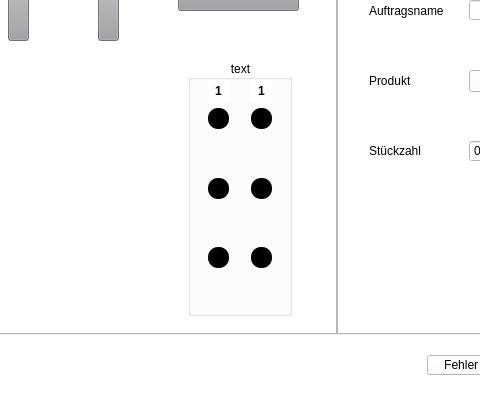
Above: mainwindow.ui from Sandra13579/Visualisierung before the change; both pictures show x 463 to 943 and y 95 to 494 of the 1100 by 494 pixel window. Below: the same form after it.
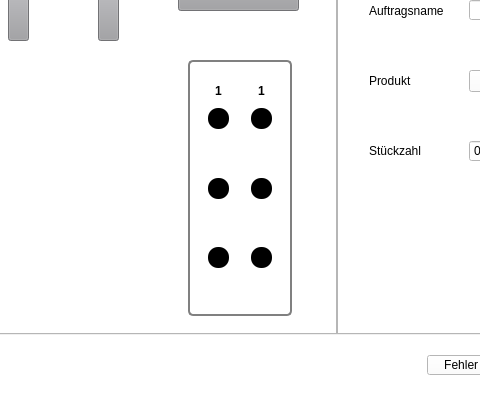
That is the form after the change. The open tabs and pages were chosen to show the change. Custom widgets are drawn as their Qt base class.

What changed in the file:
```diff
--- a/mainwindow.ui
+++ b/mainwindow.ui
@@ -188,10 +188,15 @@
        <bool>false</bool>
       </property>
       <property name="styleSheet">
-       <string notr="true"/>
+       <string notr="true">QGroupBox { 
+	background: transparent;
+	margin-top: 1ex;
+	border: 2px solid gray; 
+	border-radius: 5px; 
+ }</string>
       </property>
       <property name="title">
-       <string>text</string>
+       <string/>
       </property>
       <property name="alignment">
        <set>Qt::AlignCenter</set>
```
Left out of the diff: 8 changed lines with no effect on the pictures.
